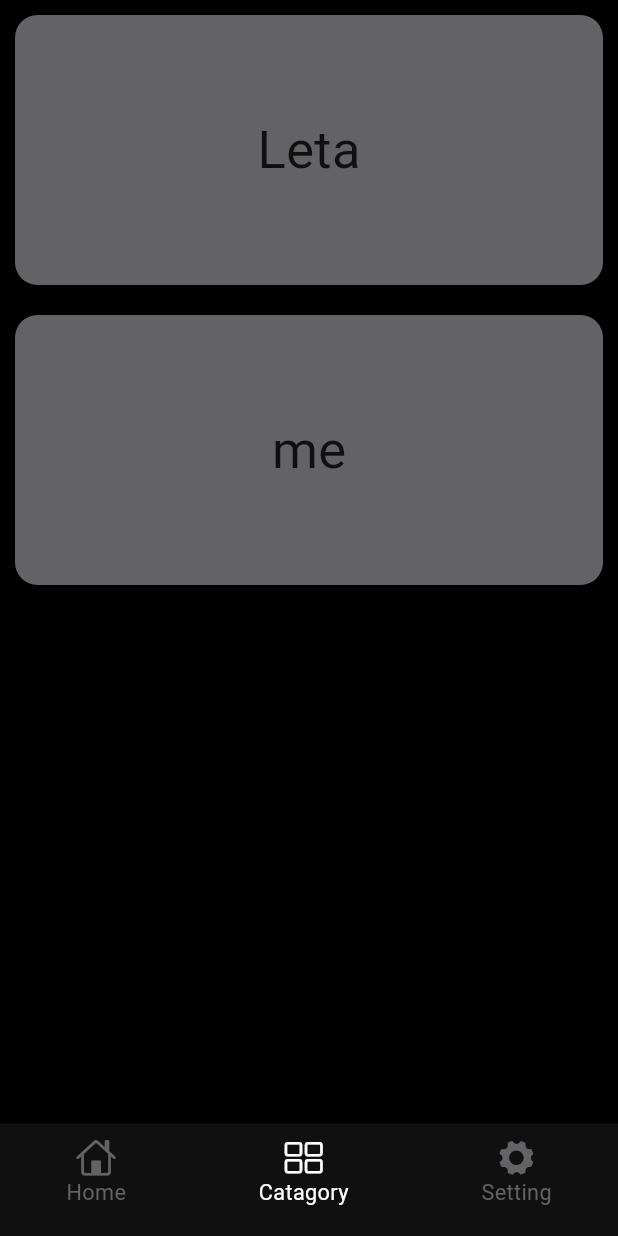
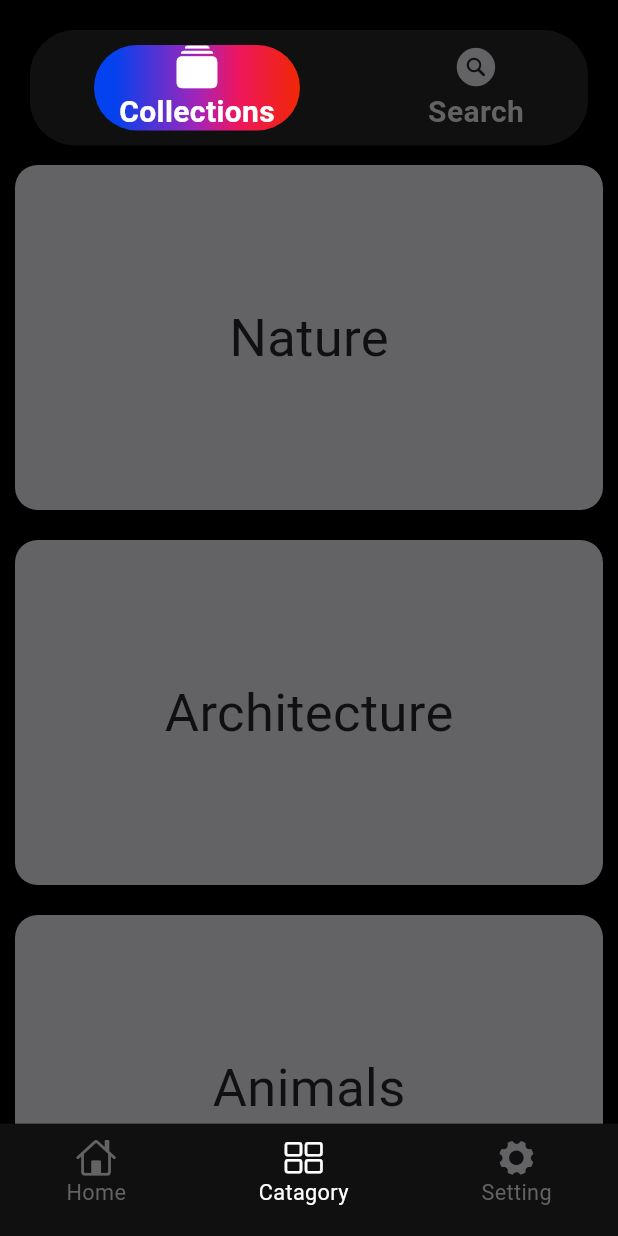
Before and after one commit to Leta-D/artify, a Flutter app: the screen it shows after launch, on a phone screen of 412 x 824 dp. Run offline on Flutter 3.47's test engine with Material 3 defaults, Android fonts, the phone set to English and light mode, and no system bars; our stand-ins replace cached_network_image, dio.

Commit message:
navigation logics in home and category done

```diff
--- a/lib/app_background/app_state_provider.dart
+++ b/lib/app_background/app_state_provider.dart
@@ -26,6 +26,15 @@ class AppStateProvider extends ChangeNotifier {
     notifyListeners();
   }
 
+  // for category page
+  int _categoryNavIndex = 0;
+  int get categoryNavIndex => _categoryNavIndex;
+  void changeCategoryNavIndex(int value) {
+    _categoryNavIndex = value;
+    notifyListeners();
+  }
+
+  // --------------------------
   bool _isLoadingImage = true;
   get isLoadingImage => _isLoadingImage;
   void momo(bool value) {
--- a/lib/app_widgets/catagory_frams.dart
+++ b/lib/app_widgets/catagory_frams.dart
@@ -5,13 +5,14 @@ import 'package:flutter/material.dart';
 Widget catagoryFrames(String text, String imageUrl) {
   return Container(
     margin: EdgeInsets.all(10),
+    padding: EdgeInsets.all(5),
     decoration: BoxDecoration(
       color: appGrey(1),
       borderRadius: BorderRadius.circular(15),
     ),
     child: InkWell(
       onTap: () {
-        // print(featchData("God"));
+        print(text);
       },
       child: Stack(
         children: [
--- /dev/null
+++ b/lib/app_widgets/category_collections.dart
@@ -0,0 +1,29 @@
+import 'package:artify/app_widgets/catagory_frams.dart';
+import 'package:flutter/material.dart';
+
+final collectionElements = [
+  {"text": "Nature", "imgUrl": ""},
+  {"text": "Architecture", "imgUrl": ""},
+  {"text": "Animals", "imgUrl": ""},
+  {"text": "Technology", "imgUrl": ""},
+  {"text": "Abstract", "imgUrl": ""},
+  {"text": "Cars", "imgUrl": ""},
+  {"text": "Fantasy", "imgUrl": ""},
+  {"text": "Black and White", "imgUrl": ""},
+  {"text": "Underwater", "imgUrl": ""},
+];
+
+Widget categoryCollections() {
+  return ListView(
+    children: [
+      SizedBox(height: 100),
+
+      for (var item in collectionElements)
+        SizedBox(
+          height: 250,
+          child: catagoryFrames(item["text"]!, item["imgUrl"]!),
+        ),
+      SizedBox(height: 75),
+    ],
+  );
+}
--- /dev/null
+++ b/lib/app_widgets/home_favorite.dart
@@ -0,0 +1,5 @@
+import 'package:flutter/cupertino.dart';
+
+Widget homeFavorite() {
+  return Container(child: Text("Home Favorite"));
+}
--- /dev/null
+++ b/lib/app_widgets/home_local.dart
@@ -0,0 +1,5 @@
+import 'package:flutter/cupertino.dart';
+
+Widget homeLocal() {
+  return Container(child: Text("Home Local"));
+}
--- a/lib/app_widgets/main_middel_nav.dart
+++ b/lib/app_widgets/main_middel_nav.dart
@@ -6,9 +6,14 @@ import 'package:provider/provider.dart';
 Widget mainMiddelNav(
   BuildContext context,
   List<Map<String, dynamic>> elements,
+  bool isHomePage,
 ) {
   Size screenSize = MediaQuery.sizeOf(context);
   final appStateProvider = Provider.of<AppStateProvider>(context);
+  int currentIndex =
+      isHomePage
+          ? appStateProvider.mainMiddelNavIndex
+          : appStateProvider.categoryNavIndex;
   return Container(
     margin: EdgeInsets.all(screenSize.width / 20.6),
     height: screenSize.height / 10.7,
@@ -22,21 +27,23 @@ Widget mainMiddelNav(
         for (var element in elements)
           InkWell(
             onTap: () {
-              appStateProvider.changeMainMiddelNavIndex(
-                elements.indexOf(element),
-              );
+              isHomePage
+                  ? appStateProvider.changeMainMiddelNavIndex(
+                    elements.indexOf(element),
+                  )
+                  : appStateProvider.changeCategoryNavIndex(
+                    elements.indexOf(element),
+                  );
             },
             child: Container(
               margin: EdgeInsets.symmetric(vertical: screenSize.width / 41.5),
               width:
-                  (appStateProvider.mainMiddelNavIndex ==
-                          elements.indexOf(element))
+                  (currentIndex == elements.indexOf(element))
                       ? screenSize.width / 3
                       : null,
               decoration: BoxDecoration(
                 gradient:
-                    (appStateProvider.mainMiddelNavIndex ==
-                            elements.indexOf(element))
+                    (currentIndex == elements.indexOf(element))
                         ? buttonGradient
                         : null,
                 borderRadius: BorderRadius.circular(screenSize.width / 13.7),
@@ -48,8 +55,7 @@ Widget mainMiddelNav(
                     element["icon"],
                     size: screenSize.width / 13.7,
                     color:
-                        (appStateProvider.mainMiddelNavIndex ==
-                                elements.indexOf(element))
+                        (currentIndex == elements.indexOf(element))
                             ? appWhite(1)
                             : appGrey(1),
                   ),
@@ -59,8 +65,7 @@ Widget mainMiddelNav(
                       fontSize: screenSize.width / 20.6,
                       fontWeight: FontWeight.bold,
                       color:
-                          (appStateProvider.mainMiddelNavIndex ==
-                                  elements.indexOf(element))
+                          (currentIndex == elements.indexOf(element))
                               ? appWhite(1)
                               : appGrey(1),
                     ),
--- a/lib/pages/catagory_page.dart
+++ b/lib/pages/catagory_page.dart
@@ -1,30 +1,32 @@
+import 'package:artify/app_background/app_state_provider.dart';
 import 'package:artify/app_theme/app_colors.dart';
 import 'package:artify/app_widgets/catagory_frams.dart';
+import 'package:artify/app_widgets/category_collections.dart';
+import 'package:artify/app_widgets/category_search.dart';
+import 'package:artify/app_widgets/main_middel_nav.dart';
+import 'package:flutter/cupertino.dart';
 import 'package:flutter/material.dart';
+import 'package:provider/provider.dart';
 
 class CatagoryPage extends StatelessWidget {
-  const CatagoryPage({super.key});
+  CatagoryPage({super.key});
+
+  final middelNavElemnts = [
+    {"icon": CupertinoIcons.collections_solid, "label": "Collections"},
+    {"icon": CupertinoIcons.search_circle_fill, "label": "Search"},
+  ];
+
+  final categoryNavs = [categoryCollections(), categorySearch()];
 
   @override
   Widget build(BuildContext context) {
     Size screenSize = MediaQuery.sizeOf(context);
-    return SizedBox(
-      height: screenSize.height,
-      child: ListView(
-        children: [
-          // for (int i = 0; i < 10; i++)
-          SizedBox(
-            width: 340,
-            height: 200,
-            child: catagoryFrames("Leta", "ImageUrl"),
-          ),
-          SizedBox(
-            width: 340,
-            height: 200,
-            child: catagoryFrames("me", "ImageUrl"),
-          ),
-        ],
-      ),
+    final appProvider = Provider.of<AppStateProvider>(context);
+    return Stack(
+      children: [
+        categoryNavs[appProvider.categoryNavIndex],
+        mainMiddelNav(context, middelNavElemnts, false),
+      ],
     );
   }
 }
--- a/lib/pages/image_view_full.dart
+++ b/lib/pages/image_view_full.dart
@@ -95,6 +95,7 @@ class _ImageViewFullState extends State<ImageViewFull> {
               backgroundColor: appBlack(1),
               foregroundColor: appWhite(1),
               onPressed: () {
+                fetchImageById("all");
                 print("Download");
               },
               child: Icon(CupertinoIcons.down_arrow),
```
Also changed, not shown: lib/app_widgets/category_search.dart (added, +28 -0 lines), lib/network_control/network_to_api.dart (+4 -4 lines), lib/pages/home_page.dart (+21 -10 lines).
